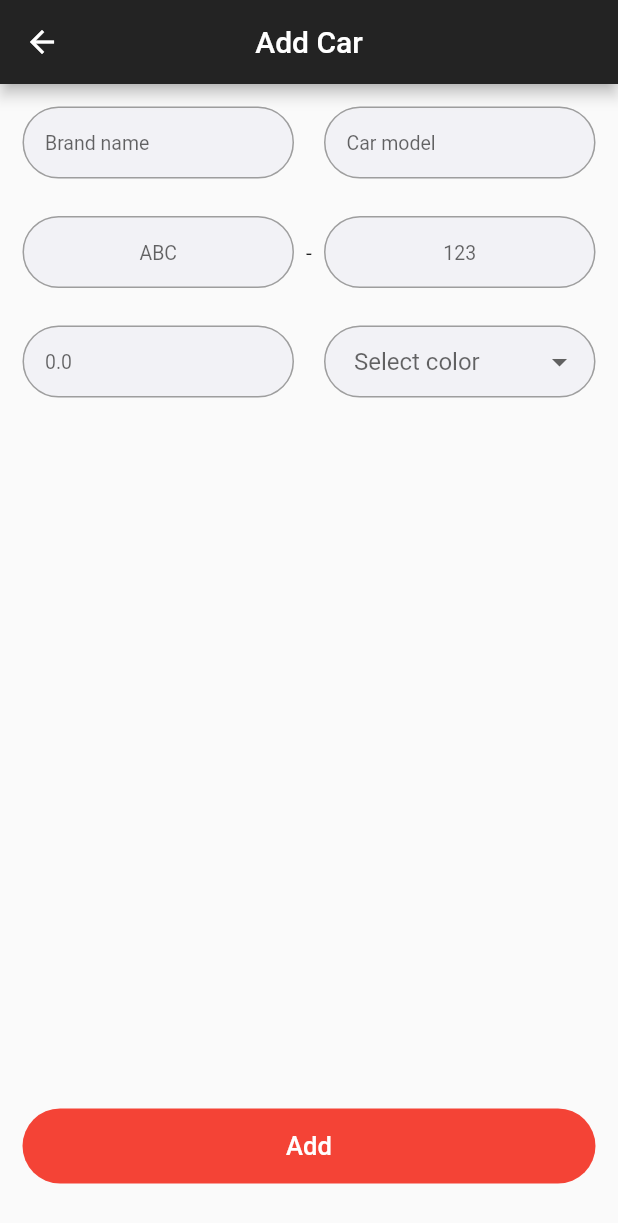
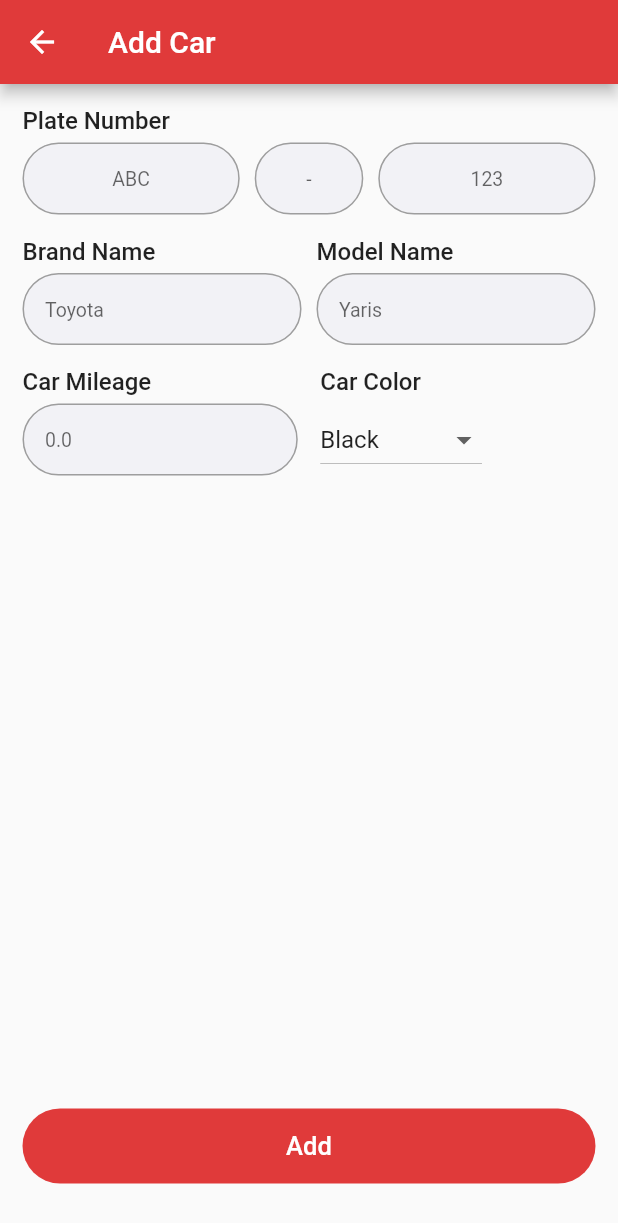
Before and after one commit to mazin619/belia, a Flutter app: the screen it shows after launch, after a tap on "Add a new car", on a phone screen of 412 x 824 dp. Shown: the top 1223 px of the screen. Run offline on Flutter 3.47's test engine with Material 2 defaults, Android fonts, the phone set to English and light mode, and no system bars; Roboto replaces fonts that are missing (Poppins).

Commit message:
some modifications

```diff
--- a/lib/add_car.dart
+++ b/lib/add_car.dart
@@ -25,7 +25,7 @@ class _AddCarState extends State<AddCar> {
   final plateLettersController = TextEditingController();
   final plateNumberController = TextEditingController();
   final mileageController = TextEditingController();
-  String? selectedColor;
+  String selectedColor = 'Black';
 
   @override
   void dispose() {
@@ -43,51 +43,28 @@ class _AddCarState extends State<AddCar> {
       resizeToAvoidBottomInset: false,
       appBar: AppBar(
         title: const Text('Add Car'),
-        centerTitle: true,
       ),
       body: Padding(
         padding: const EdgeInsets.all(15),
         child: Form(
           key: addFormKey,
           child: Column(
+            crossAxisAlignment: CrossAxisAlignment.start,
             children: [
+              //plates
+              const Text(
+                'Plate Number',
+                style: TextStyle(
+                  fontSize: 16,
+                  fontWeight: FontWeight.w500,
+                ),
+              ),
+              const SizedBox(height: 5),
               Row(
+                crossAxisAlignment: CrossAxisAlignment.start,
                 children: [
                   Expanded(
-                    child: TextFormField(
-                      controller: brandController,
-                      validator: (value) {
-                        if (value == null || value.isEmpty) {
-                          return "Please enter brand name";
-                        }
-                        return null;
-                      },
-                      decoration: const InputDecoration(
-                        hintText: 'Brand name',
-                      ),
-                    ),
-                  ),
-                  const SizedBox(width: 20),
-                  Expanded(
-                    child: TextFormField(
-                      controller: modelController,
-                      validator: (value) {
-                        if (value == null || value.isEmpty) {
-                          return "Please enter model name";
-                        }
-                        return null;
-                      },
-                      decoration: const InputDecoration(
-                        hintText: 'Car model',
-                      ),
-                    ),
-                  ),
-                ],
-              ),
-              const SizedBox(height: 25),
-              Row(
-                children: [
-                  Expanded(
+                    flex: 2,
                     child: TextFormField(
                       controller: plateLettersController,
                       autovalidateMode: AutovalidateMode.onUserInteraction,
@@ -112,14 +89,20 @@ class _AddCarState extends State<AddCar> {
                       ],
                     ),
                   ),
-                  const SizedBox(
-                    width: 20,
-                    child: Text(
-                      '-',
+                  const SizedBox(width: 10),
+                  Expanded(
+                    child: TextFormField(
+                      readOnly: true,
                       textAlign: TextAlign.center,
+                      decoration: const InputDecoration(
+                        hintText: '-',
+                        contentPadding: EdgeInsets.zero,
                       ),
                     ),
+                  ),
+                  const SizedBox(width: 10),
                   Expanded(
+                    flex: 2,
                     child: TextFormField(
                       controller: plateNumberController,
                       keyboardType: TextInputType.number,
@@ -142,11 +125,84 @@ class _AddCarState extends State<AddCar> {
                   ),
                 ],
               ),
-              const SizedBox(height: 25),
+              const SizedBox(height: 15),
+              //brand,model
               Row(
                 children: [
                   Expanded(
-                    child: TextFormField(
+                    child: Column(
+                      crossAxisAlignment: CrossAxisAlignment.start,
+                      children: [
+                        const Text(
+                          'Brand Name',
+                          style: TextStyle(
+                            fontSize: 16,
+                            fontWeight: FontWeight.w500,
+                          ),
+                        ),
+                        const SizedBox(height: 5),
+                        TextFormField(
+                          controller: brandController,
+                          validator: (value) {
+                            if (value == null || value.isEmpty) {
+                              return "Please enter brand name";
+                            }
+                            return null;
+                          },
+                          decoration: const InputDecoration(
+                            hintText: 'Toyota',
+                          ),
+                        ),
+                      ],
+                    ),
+                  ),
+                  const SizedBox(width: 10),
+                  Expanded(
+                    child: Column(
+                      crossAxisAlignment: CrossAxisAlignment.start,
+                      children: [
+                        const Text(
+                          'Model Name',
+                          style: TextStyle(
+                            fontSize: 16,
+                            fontWeight: FontWeight.w500,
+                          ),
+                        ),
+                        const SizedBox(height: 5),
+                        TextFormField(
+                          controller: modelController,
+                          validator: (value) {
+                            if (value == null || value.isEmpty) {
+                              return "Please enter model name";
+                            }
+                            return null;
+                          },
+                          decoration: const InputDecoration(
+                            hintText: 'Yaris',
+                          ),
+                        ),
+                      ],
+                    ),
+                  ),
+                ],
+              ),
+              const SizedBox(height: 15),
+              //mileage, color
+              Row(
+                children: [
+                  Expanded(
+                    child: Column(
+                      crossAxisAlignment: CrossAxisAlignment.start,
+                      children: [
+                        const Text(
+                          'Car Mileage',
+                          style: TextStyle(
+                            fontSize: 16,
+                            fontWeight: FontWeight.w500,
+                          ),
+                        ),
+                        const SizedBox(height: 5),
+                        TextFormField(
                           controller: mileageController,
                           keyboardType: TextInputType.number,
                           autovalidateMode: AutovalidateMode.onUserInteraction,
@@ -162,36 +218,43 @@ class _AddCarState extends State<AddCar> {
                           decoration: const InputDecoration(
                               hintText: '0.0',
                               suffixText: 'L/100 km',
-                          contentPadding: EdgeInsets.symmetric(horizontal: 15)),
+                              contentPadding:
+                                  EdgeInsets.symmetric(horizontal: 15)),
                           inputFormatters: [
                             LengthLimitingTextInputFormatter(6),
                           ],
                         ),
+                      ],
                     ),
-                  const SizedBox(width: 20),
+                  ),
+                  const SizedBox(width: 15),
                   Expanded(
-                    child: DropdownButtonFormField(
+                    child: Column(
+                      crossAxisAlignment: CrossAxisAlignment.start,
+                      children: [
+                        const Text(
+                          'Car Color',
+                          style: TextStyle(
+                            fontSize: 16,
+                            fontWeight: FontWeight.w500,
+                          ),
+                        ),
+                        const SizedBox(height: 5),
+                        DropdownButton(
                           value: selectedColor,
-                      autovalidateMode: AutovalidateMode.onUserInteraction,
-                      validator: (value) {
-                        if (value == null || value.isEmpty) {
-                          return "Please select color";
-                        }
-                        return null;
-                      },
-                      decoration: const InputDecoration(
-                        hintText: 'Select color',
-                        contentPadding: EdgeInsets.symmetric(horizontal: 20),
-                      ),
+                          hint: const Text('Select color'),
+                          borderRadius: BorderRadius.circular(22),
                           items: carColor
-                          .map(
-                              (e) => DropdownMenuItem(value: e, child: Text(e)))
+                              .map((e) =>
+                                  DropdownMenuItem(value: e, child: Text(e)))
                               .toList(),
                           onChanged: (value) {
                             setState(() {
                               selectedColor = value!;
                             });
                           },
+                        ),
+                      ],
                     ),
                   ),
                 ],
@@ -204,7 +267,7 @@ class _AddCarState extends State<AddCar> {
                     Car newCar = Car(
                         brandController.text,
                         modelController.text,
-                        selectedColor!,
+                        selectedColor,
                         '${plateLettersController.text} - ${plateNumberController.text}');
                     //then add car to the list
                     ownedCars.add(newCar);
@@ -226,7 +289,6 @@ class _AddCarState extends State<AddCar> {
                   }
                 },
                 style: FilledButton.styleFrom(
-                  backgroundColor: Colors.red,
                   minimumSize: const Size(double.infinity, 50),
                 ),
                 child: const Text(
--- a/lib/main.dart
+++ b/lib/main.dart
@@ -21,7 +21,11 @@ class MyApp extends StatelessWidget {
       theme: ThemeData(
         fontFamily: 'Poppins',
         colorScheme: const ColorScheme.light(
-          primary: Color.fromARGB(255, 35, 35, 35),
+          primary: Color.fromARGB(255, 224, 58, 58),
+        ),
+        appBarTheme: const AppBarTheme(
+          backgroundColor: Color.fromARGB(255, 224, 58, 58),
+          foregroundColor: Colors.white,
         ),
         inputDecorationTheme: InputDecorationTheme(
           hintStyle: const TextStyle(fontSize: 13),
--- a/lib/my_cars.dart
+++ b/lib/my_cars.dart
@@ -15,7 +15,6 @@ class _MyCarsState extends State<MyCars> {
     return Scaffold(
       appBar: AppBar(
         title: const Text('My Cars'),
-        centerTitle: true,
       ),
       body: Padding(
         padding: const EdgeInsets.all(15),
@@ -33,9 +32,10 @@ class _MyCarsState extends State<MyCars> {
                           child: Column(
                             children: [
                               ListTile(
-                                titleAlignment: ListTileTitleAlignment.top,
-                                minVerticalPadding: 20,
-                                leading: Text((index + 1).toString()),
+                                leading: const Icon(
+                                  Icons.drive_eta,
+                                  size: 25,
+                                ),
                                 title: Text(
                                     '${ownedCars[index].brand},${ownedCars[index].model}'),
                                 subtitle: Text(ownedCars[index].color),
@@ -71,9 +71,6 @@ class _MyCarsState extends State<MyCars> {
                                     },
                                   );
                                 },
-                                style: FilledButton.styleFrom(
-                                  backgroundColor: Colors.red,
-                                ),
                                 child: const Text('Delete Car'),
                               ),
                               const SizedBox(height: 10),
@@ -90,7 +87,6 @@ class _MyCarsState extends State<MyCars> {
                 });
               },
               style: FilledButton.styleFrom(
-                backgroundColor: Colors.red,
                 minimumSize: const Size(double.infinity, 50),
               ),
               child: const Text(
@@ -98,6 +94,7 @@ class _MyCarsState extends State<MyCars> {
                 style: TextStyle(fontSize: 17),
               ),
             ),
+            const SizedBox(height: 20),
           ],
         ),
       ),
```
Also changed, not shown: lib/customer_info.dart (+68 -4 lines). Lines whose indentation alone changed are shown as unchanged.
